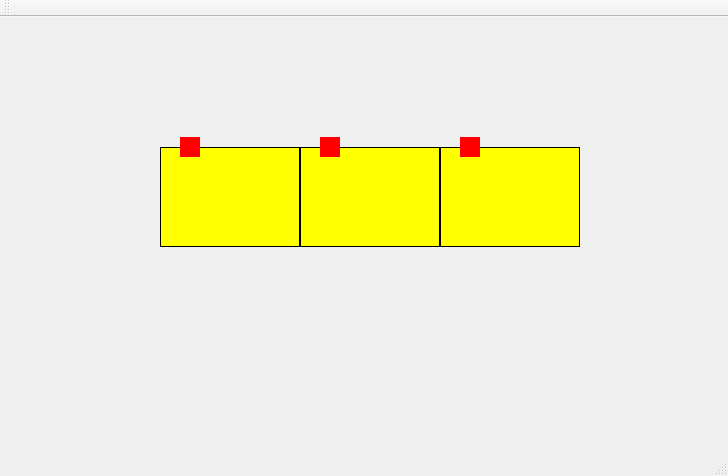
Before: the Qt Designer form server/serverwindow.ui in franciscopaulinoq/qt-train-controller, drawn with Qt 5.
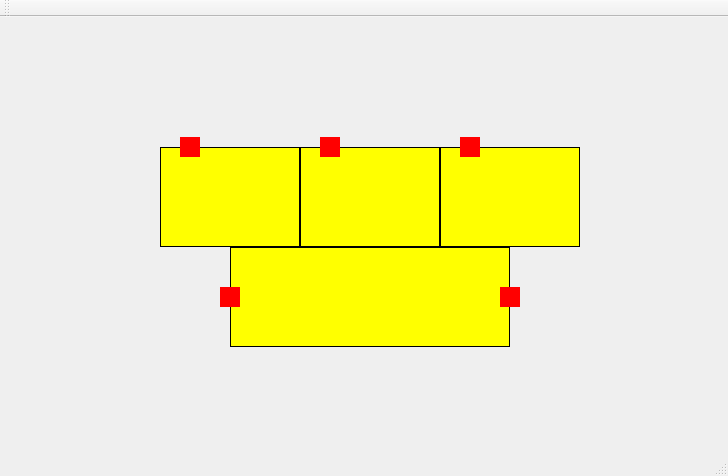
After: the same form once the commit is applied.

Commit message: feat: add trains on second line of rails

Diff of the .ui file:
```diff
--- a/server/serverwindow.ui
+++ b/server/serverwindow.ui
@@ -96,6 +96,44 @@
      <string/>
     </property>
    </widget>
+   <widget class="QLabel" name="labelTrilho04">
+    <property name="geometry">
+     <rect>
+      <x>230</x>
+      <y>230</y>
+      <width>280</width>
+      <height>100</height>
+     </rect>
+    </property>
+    <property name="styleSheet">
+     <string notr="true">background-color: yellow;
+border-style: solid;
+border-color: black;
+border-width: 1px;</string>
+    </property>
+    <property name="lineWidth">
+     <number>3</number>
+    </property>
+    <property name="text">
+     <string/>
+    </property>
+   </widget>
+   <widget class="QLabel" name="labelTrem01">
+    <property name="geometry">
+     <rect>
+      <x>180</x>
+      <y>120</y>
+      <width>20</width>
+      <height>20</height>
+     </rect>
+    </property>
+    <property name="styleSheet">
+     <string notr="true">background-color: red</string>
+    </property>
+    <property name="text">
+     <string/>
+    </property>
+   </widget>
    <widget class="QLabel" name="labelTrem02">
     <property name="geometry">
      <rect>
@@ -128,6 +166,38 @@
      <string/>
     </property>
    </widget>
+   <widget class="QLabel" name="labelTrem04">
+    <property name="geometry">
+     <rect>
+      <x>220</x>
+      <y>270</y>
+      <width>20</width>
+      <height>20</height>
+     </rect>
+    </property>
+    <property name="styleSheet">
+     <string notr="true">background-color: red</string>
+    </property>
+    <property name="text">
+     <string/>
+    </property>
+   </widget>
+   <widget class="QLabel" name="labelTrem05">
+    <property name="geometry">
+     <rect>
+      <x>500</x>
+      <y>270</y>
+      <width>20</width>
+      <height>20</height>
+     </rect>
+    </property>
+    <property name="styleSheet">
+     <string notr="true">background-color: red</string>
+    </property>
+    <property name="text">
+     <string/>
+    </property>
+   </widget>
   </widget>
   <widget class="QMenuBar" name="menuBar">
    <property name="geometry">
```
Left out of the diff: 16 changed lines with no effect on the pictures. The commit also changes 3 other files.
